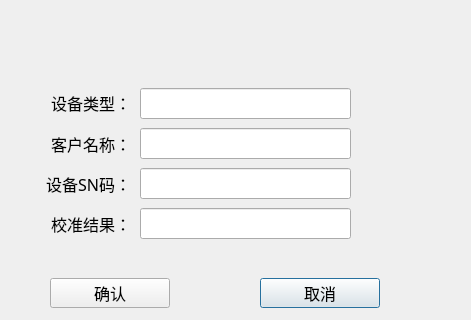
Old version of the form MasterCtrlSet/logs/logquerydlg/log_logquerydlg.ui in the repository ChinaClever/PDU-Settings; both pictures show x 0 to 471 and y 142 to 462 of the 471 by 462 pixel window.
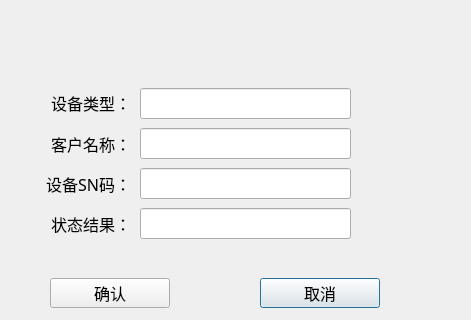
New version of the form.

Commit message: 界面完善

Diff of the .ui file:
```diff
--- a/MasterCtrlSet/logs/logquerydlg/log_logquerydlg.ui
+++ b/MasterCtrlSet/logs/logquerydlg/log_logquerydlg.ui
@@ -236,7 +236,7 @@
     <string notr="true"/>
    </property>
    <property name="text">
-    <string>校准结果：</string>
+    <string>状态结果：</string>
    </property>
    <property name="alignment">
     <set>Qt::AlignRight|Qt::AlignTrailing|Qt::AlignVCenter</set>
```
